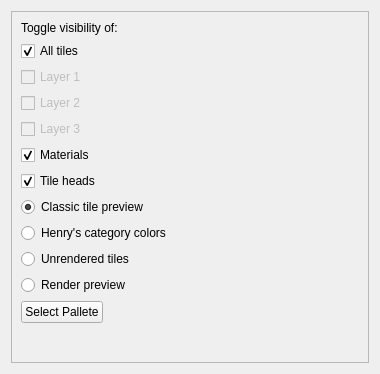
The window that ui/uifiles/views/tiles.ui (timofey260/RWE-Sharp) describes before a commit, drawn with Qt 5.
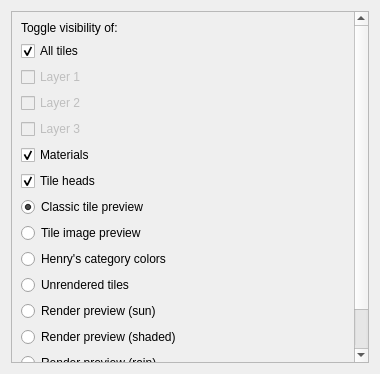
The same window after the commit.

Commit message: tile rendering mayhem

The edit to the form file:
```diff
--- a/ui/uifiles/views/tiles.ui
+++ b/ui/uifiles/views/tiles.ui
@@ -23,9 +23,9 @@
       <property name="geometry">
        <rect>
         <x>0</x>
-        <y>0</y>
-        <width>360</width>
-        <height>354</height>
+        <y>-54</y>
+        <width>343</width>
+        <height>408</height>
        </rect>
       </property>
       <layout class="QVBoxLayout" name="verticalLayout_2">
@@ -110,7 +110,14 @@
         </widget>
        </item>
        <item>
-        <widget class="QRadioButton" name="VTilesMaterialHenry">
+        <widget class="QRadioButton" name="VTilesImage">
+         <property name="text">
+          <string>Tile image preview</string>
+         </property>
+        </widget>
+       </item>
+       <item>
+        <widget class="QRadioButton" name="VTilesHenry">
          <property name="text">
           <string>Henry's category colors</string>
          </property>
@@ -126,12 +133,26 @@
        <item>
         <widget class="QRadioButton" name="VTilesMaterialRendered">
          <property name="text">
-          <string>Render preview</string>
+          <string>Render preview (sun)</string>
          </property>
         </widget>
        </item>
        <item>
-        <widget class="QPushButton" name="PalleteSelectButton">
+        <widget class="QRadioButton" name="VTilesRendered_shade">
+         <property name="text">
+          <string>Render preview (shaded)</string>
+         </property>
+        </widget>
+       </item>
+       <item>
+        <widget class="QRadioButton" name="VTilesRendered_rain">
+         <property name="text">
+          <string>Render preview (rain)</string>
+         </property>
+        </widget>
+       </item>
+       <item>
+        <widget class="QPushButton" name="PaletteSelectButton">
          <property name="sizePolicy">
           <sizepolicy hsizetype="Maximum" vsizetype="Fixed">
            <horstretch>0</horstretch>
@@ -139,7 +160,7 @@
           </sizepolicy>
          </property>
          <property name="text">
-          <string>Select Pallete</string>
+          <string>Select Palette</string>
          </property>
         </widget>
        </item>
```
Left out of the diff: 6 changed lines with no effect on the pictures. The commit also changes 12 other files.
